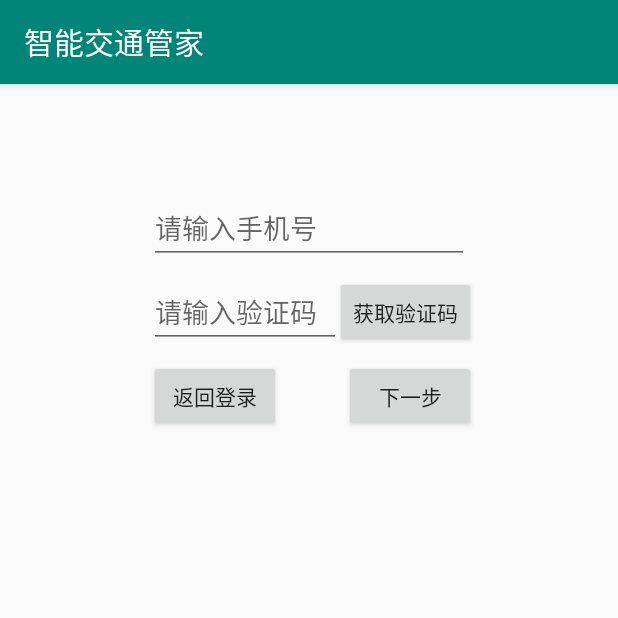
After one commit to MMX1234/ETC_Manager, an Android app: the fragment Fa_resetPass_getCode placed in its activity, on a phone screen of 412 x 824 dp, the top half of it. The commit adds this screen. Run offline under Robolectric (Android 15) with nearby library versions, the phone set to English and light mode, and no system bars; libraries missing offline, so code that uses them is left out: org.litepal; 1 statement that could not run was skipped.

Commit message:
完善登录

```diff
--- a/app/build.gradle
+++ b/app/build.gradle
@@ -37,4 +37,5 @@ dependencies {
     androidTestImplementation 'com.android.support.test:runner:1.0.2'
     androidTestImplementation 'com.android.support.test.espresso:espresso-core:3.0.2'
     implementation 'com.squareup.okhttp3:okhttp:3.14.0'
+    implementation 'org.litepal.android:java:3.0.0'
 }
--- a/app/src/main/java/com/example/etc_manager/activities/MainActivity.java
+++ b/app/src/main/java/com/example/etc_manager/activities/MainActivity.java
@@ -39,6 +39,8 @@ public class MainActivity extends AppCompatActivity
         // 标题栏
         toolbar = (Toolbar) findViewById(R.id.toolbar);
         setSupportActionBar(toolbar);
+
+        showLayout();
     }
 
     private void showLayout() {
--- a/app/src/main/java/com/example/etc_manager/activities/SignActivity.java
+++ b/app/src/main/java/com/example/etc_manager/activities/SignActivity.java
@@ -1,5 +1,6 @@
 package com.example.etc_manager.activities;
 
+import android.content.IntentFilter;
 import android.os.Bundle;
 import android.support.annotation.Nullable;
 import android.support.v4.app.FragmentManager;
@@ -8,13 +9,18 @@ import android.support.v7.widget.Toolbar;
 
 import com.example.etc_manager.R;
 import com.example.etc_manager.fragments.Fa_signIn;
+import com.example.etc_manager.utils.NetworkUtil;
+
+import org.litepal.LitePal;
 
 public class SignActivity extends AppCompatActivity {
     private FragmentManager fm = getSupportFragmentManager();
     private Toolbar toolbar;
+
     @Override
     protected void onCreate(@Nullable Bundle savedInstanceState) {
         super.onCreate(savedInstanceState);
+        LitePal.initialize(this);
         setContentView(R.layout.activity_sign);
 
         // 标题栏
@@ -26,4 +32,10 @@ public class SignActivity extends AppCompatActivity {
                 .replace(R.id.frag, new Fa_signIn())
                 .commit();
     }
+
+    @Override
+    protected void onResume() {
+        super.onResume();
+        registerReceiver(new NetworkUtil(),new IntentFilter("android.net.conn.CONNECTIVITY_CHANGE"));
+    }
 }
--- /dev/null
+++ b/app/src/main/java/com/example/etc_manager/fragments/Fa_resetPass_getCode.java
@@ -0,0 +1,85 @@
+package com.example.etc_manager.fragments;
+
+import android.os.Bundle;
+import android.support.annotation.NonNull;
+import android.support.annotation.Nullable;
+import android.support.v4.app.Fragment;
+import android.text.TextUtils;
+import android.view.LayoutInflater;
+import android.view.View;
+import android.view.ViewGroup;
+import android.widget.Button;
+import android.widget.EditText;
+import android.widget.Toast;
+
+import com.example.etc_manager.R;
+
+import java.util.Random;
+
+public class Fa_resetPass_getCode extends Fragment implements View.OnClickListener {
+    private EditText et_phone;
+    private String s_phone;
+    private EditText et_code;
+    private String s_code;
+    private Button btn_getCode;
+    private Button btn_next;
+    private Button btn_back;
+    private String sCode;
+
+    @Nullable
+    @Override
+    public View onCreateView(@NonNull LayoutInflater inflater, @Nullable ViewGroup container, @Nullable Bundle savedInstanceState) {
+        View v = inflater.inflate(R.layout.frag_resetpass_getcode, container, false);
+        et_phone = v.findViewById(R.id.et_phone);
+        et_code = v.findViewById(R.id.et_code);
+        btn_getCode = v.findViewById(R.id.btn_getCode);
+        btn_next = v.findViewById(R.id.btn_next);
+        btn_back = v.findViewById(R.id.btn_back);
+
+        btn_getCode.setOnClickListener(this);
+        btn_next.setOnClickListener(this);
+        btn_back.setOnClickListener(this);
+        return v;
+    }
+
+    @Override
+    public void onClick(View v) {
+        s_phone = String.valueOf(et_phone.getText());
+        s_code = String.valueOf(et_code.getText());
+        switch (v.getId()) {
+            case R.id.btn_getCode:
+                phoneIsEmpty();
+                break;
+            case R.id.btn_next:
+                if (TextUtils.isEmpty(s_code)) {
+                    Toast.makeText(getContext(), "请输入验证码: " + s_code, Toast.LENGTH_SHORT).show();
+                } else {
+                    if (s_code.equals(sCode)) {
+                        new Fa_signIn().replaceFrag(new Fa_resetPass());
+                    } else {
+                        Toast.makeText(getContext(), "验证码有误，请重新输入", Toast.LENGTH_SHORT).show();
+                    }
+                }
+                break;
+            case R.id.btn_back:
+                getFragmentManager().popBackStack();
+                break;
+        }
+    }
+
+    private void getCode() {
+        sCode = "";
+        //这里采用简单的随机数
+        Random random = new Random(System.currentTimeMillis());
+        for (int i = 0; i < 6; i++) {
+            sCode = sCode + random.nextInt(10);
+        }
+        Toast.makeText(getContext(), "本次验证码为：" + sCode, Toast.LENGTH_SHORT).show();
+    }
+
+    private void phoneIsEmpty() {
+        if (TextUtils.isEmpty(s_phone)) {
+            Toast.makeText(getContext(), "请输入手机号: " + s_phone, Toast.LENGTH_SHORT).show();
+        } else getCode();
+    }
+}
--- a/app/src/main/res/layout/frag_a_sign_up.xml
+++ b/app/src/main/res/layout/frag_a_sign_up.xml
@@ -1,7 +1,6 @@
 <?xml version="1.0" encoding="utf-8"?>
 <android.support.constraint.ConstraintLayout xmlns:android="http://schemas.android.com/apk/res/android"
     xmlns:app="http://schemas.android.com/apk/res-auto"
-    xmlns:tools="http://schemas.android.com/tools"
     android:layout_width="match_parent"
     android:layout_height="match_parent">
 
@@ -95,8 +94,9 @@
         android:id="@+id/btn_OK"
         android:layout_width="wrap_content"
         android:layout_height="wrap_content"
+        android:layout_marginEnd="8dp"
         android:text="确认注册"
-        app:layout_constraintEnd_toEndOf="@id/et_tel"
+        app:layout_constraintEnd_toEndOf="@+id/et_tel"
         app:layout_constraintStart_toEndOf="@id/btn_cancel"
         app:layout_constraintTop_toTopOf="@+id/btn_cancel" />
 
--- /dev/null
+++ b/app/src/main/res/layout/frag_resetpass_getcode.xml
@@ -0,0 +1,66 @@
+<?xml version="1.0" encoding="utf-8"?>
+<android.support.constraint.ConstraintLayout
+    xmlns:android="http://schemas.android.com/apk/res/android"
+    xmlns:app="http://schemas.android.com/apk/res-auto"
+    xmlns:tools="http://schemas.android.com/tools"
+    android:layout_width="match_parent"
+    android:layout_height="match_parent">
+
+    <EditText
+        android:id="@+id/et_phone"
+        android:layout_width="wrap_content"
+        android:layout_height="wrap_content"
+        android:layout_marginStart="8dp"
+        android:layout_marginLeft="8dp"
+        android:layout_marginTop="128dp"
+        android:layout_marginEnd="8dp"
+        android:layout_marginRight="8dp"
+        android:ems="10"
+        android:hint="请输入手机号"
+        android:inputType="phone|number"
+        android:maxLength="11"
+        app:layout_constraintEnd_toEndOf="parent"
+        app:layout_constraintStart_toStartOf="parent"
+        app:layout_constraintTop_toTopOf="parent" />
+
+    <EditText
+        android:id="@+id/et_code"
+        android:layout_width="wrap_content"
+        android:layout_height="wrap_content"
+        android:layout_marginTop="8dp"
+        android:ems="6"
+        android:hint="请输入验证码"
+        android:inputType="number"
+        android:maxLength="6"
+        app:layout_constraintStart_toStartOf="@+id/et_phone"
+        app:layout_constraintTop_toBottomOf="@+id/et_phone" />
+
+    <Button
+        android:id="@+id/btn_getCode"
+        android:layout_width="wrap_content"
+        android:layout_height="wrap_content"
+        android:layout_marginStart="8dp"
+        android:layout_marginLeft="8dp"
+        android:layout_marginEnd="8dp"
+        android:text="获取验证码"
+        app:layout_constraintEnd_toEndOf="@+id/et_phone"
+        app:layout_constraintStart_toEndOf="@+id/et_code"
+        app:layout_constraintTop_toTopOf="@+id/et_code" />
+
+    <Button
+        android:id="@+id/btn_back"
+        android:layout_width="wrap_content"
+        android:layout_height="wrap_content"
+        android:layout_marginTop="8dp"
+        android:text="返回登录"
+        app:layout_constraintStart_toStartOf="@+id/et_code"
+        app:layout_constraintTop_toBottomOf="@+id/btn_getCode" />
+
+    <Button
+        android:id="@+id/btn_next"
+        android:layout_width="wrap_content"
+        android:layout_height="wrap_content"
+        android:text="下一步"
+        app:layout_constraintEnd_toEndOf="@+id/btn_getCode"
+        app:layout_constraintTop_toTopOf="@+id/btn_back" />
+</android.support.constraint.ConstraintLayout>
--- a/build.gradle
+++ b/build.gradle
@@ -7,7 +7,7 @@ buildscript {
 
     }
     dependencies {
-        classpath 'com.android.tools.build:gradle:3.3.2'
+        classpath 'com.android.tools.build:gradle:3.4.0'
 
         // NOTE: Do not place your application dependencies here; they belong
         // in the individual module build.gradle files
```
Also changed, not shown: app/src/main/AndroidManifest.xml (+3 -4 lines), app/src/main/assets/litepal.xml (added, +9 -0 lines), app/src/main/java/com/example/etc_manager/activities/LaunchActivity.java (+15 -6 lines), app/src/main/java/com/example/etc_manager/fragments/F0_account.java (+15 -12 lines), app/src/main/java/com/example/etc_manager/fragments/Fa_resetPass.java (added, +45 -0 lines), app/src/main/java/com/example/etc_manager/fragments/Fa_signIn.java (+66 -41 lines), app/src/main/java/com/example/etc_manager/fragments/Fa_signUp.java (+78 -6 lines), app/src/main/java/com/example/etc_manager/model/Recharge.java (added, +42 -0 lines), app/src/main/java/com/example/etc_manager/model/User.java (added, +60 -0 lines), app/src/main/java/com/example/etc_manager/utils/NetworkUtil.java (added, +55 -0 lines), app/src/main/res/layout/frag_a_sign_in.xml (+9 -0 lines), app/src/main/res/layout/frag_resetpass.xml (added, +54 -0 lines), gradle/wrapper/gradle-wrapper.properties.
